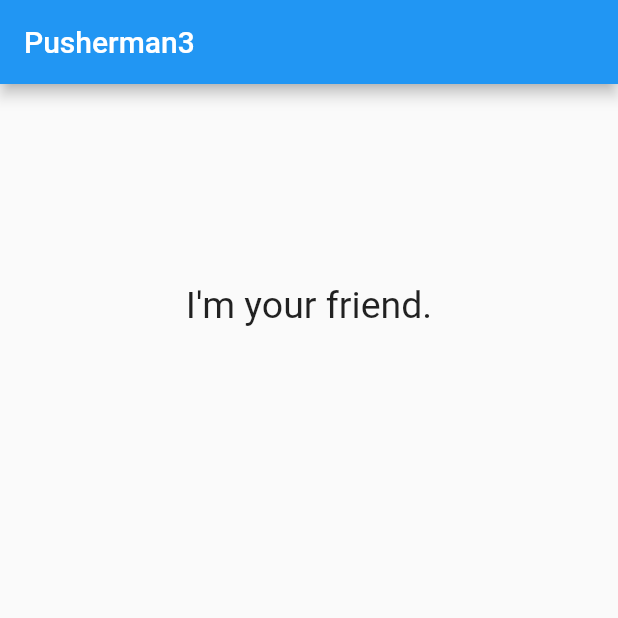
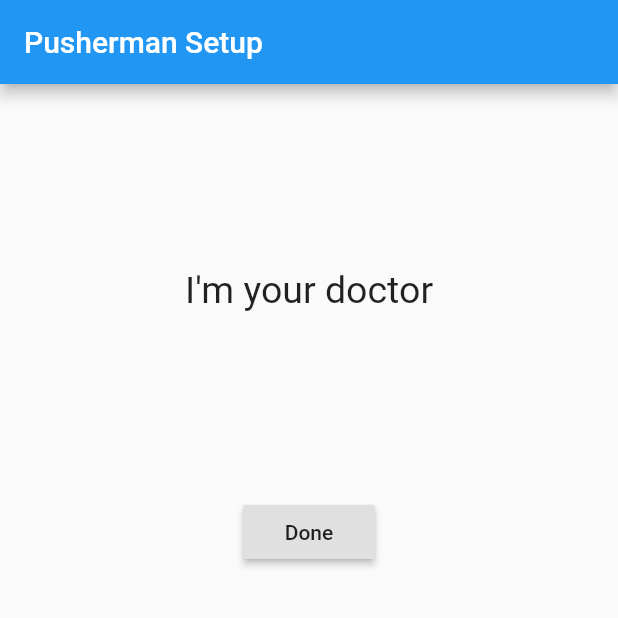
Before and after one commit to wltiii/pusherman, a Flutter app: the screen it shows after launch, on a phone screen of 412 x 824 dp, the top half of it. Run offline on Flutter 3.47's test engine with Material 2 defaults, Android fonts, the phone set to English and light mode, and no system bars; our stand-ins replace bloc, dartz, data_connection_checker, equatable, flutter_bloc, get_it and 1 more.

Commit message:
added route_generator and stubbed initial setup page

```diff
--- a/lib/features/schedule/presentation/pages/dependent_pill_boxes_page.dart
+++ b/lib/features/schedule/presentation/pages/dependent_pill_boxes_page.dart
@@ -2,6 +2,8 @@ import 'package:data_connection_checker/data_connection_checker.dart';
 import 'package:flutter/cupertino.dart';
 import 'package:flutter/material.dart';
 import 'package:flutter_bloc/flutter_bloc.dart';
+import 'package:pusherman/features/schedule/domain/entities/pill_box_set.dart';
+import 'package:pusherman/features/schedule/presentation/widgets/app_controls.dart';
 
 import 'package:pusherman/service_locator.dart';
 import 'package:pusherman/features/schedule/presentation/bloc/pill_box_set_bloc.dart';
@@ -19,10 +21,10 @@ class DependentPillBoxesPage extends StatelessWidget {
         // the App.build method, and use it to set our appbar title.
         title: Text('Pusherman3'),
       ),
-      body: SingleChildScrollView(
-          child: buildPillBoxSetBody(context)
-      ),
-      // body: buildPillBoxSetBody(context)
+      // body: SingleChildScrollView(
+      //     child: buildPillBoxSetBody(context)
+      // ),
+      body: buildPillBoxSetBody(context)
       // body: Text('body is here')
     );
   }
@@ -41,6 +43,11 @@ class DependentPillBoxesPage extends StatelessWidget {
                   // TODO do not case like this!
                   if (state is PillBoxSetEmpty) {
                     return MessageWidget(message: "I'm your friend.");
+                    // return PillBoxesSetWidget(
+                    //     key: Key('PillBoxesSetWidget'),
+                    //     pillBoxSet: PillBoxSet(dependent: '', caretakers: [''], pillBoxes: [])
+                    // );
+
                   }
                   else if (state is PillBoxSetLoading) {
                     //return SpinnerWidget();
@@ -65,7 +72,11 @@ class DependentPillBoxesPage extends StatelessWidget {
                   }
                 }
               ),
-
+                // AppControls()
+              PillBoxesSetWidget(
+                  key: Key('PillBoxesSetWidget'),
+                  pillBoxSet: PillBoxSet(dependent: '', caretakers: [''], pillBoxes: [])
+              )
             ]
           ),
         )
@@ -76,7 +87,7 @@ class DependentPillBoxesPage extends StatelessWidget {
     );
   }
 
-  MessageWidget buildMessageWidget() => MessageWidget(key: Key('message-widget'), message: 'initial view');
+  // MessageWidget buildMessageWidget() => MessageWidget(key: Key('message-widget'), message: 'initial view');
   // DependentPillBoxesPage({Key key, this.title}) : super(key: key);
 
   // final String title;
--- /dev/null
+++ b/lib/features/schedule/presentation/pages/initial_setup_page.dart
@@ -0,0 +1,44 @@
+import 'package:flutter/cupertino.dart';
+import 'package:flutter/material.dart';
+import 'package:pusherman/features/schedule/presentation/widgets/message_widget.dart';
+
+class InitialSetupPage extends StatelessWidget {
+  @override
+  Widget build(BuildContext context) {
+    return Scaffold(
+      appBar: AppBar(
+        leading: null,
+        automaticallyImplyLeading: false, // TODO: after setting up caregiver, should be able to navigate back to previous view
+        title: Text('Pusherman Setup'),
+      ),
+      body: Center(
+        // height: MediaQuery.of(context).size.height / 3,
+        child: Column(
+          children: [
+            MessageWidget(
+                key: Key('initial-doctor'),
+                message: "I'm your doctor",
+            ),
+            // MessageWidget(
+            //   key: Key('initial-pusherman'),
+            //   message: "I'm your pusherman",
+            // ),
+            RaisedButton(
+              child: Text('Done'),
+              onPressed: () {
+                Navigator.of(context).pushNamedAndRemoveUntil(
+                    '/',
+                    (route) => false,
+                );
+                // Navigator.of(context).pushReplacementNamed(
+                //   '/',
+                //   arguments: 'Hello from the first page!',
+                // );
+              },
+            )
+          ]
+        ),
+      )
+    );
+  }
+}
--- a/lib/main.dart
+++ b/lib/main.dart
@@ -1,4 +1,5 @@
 import 'package:flutter/material.dart';
+import 'package:pusherman/route_generator.dart';
 
 import 'features/schedule/presentation/pages/dependent_pill_boxes_page.dart';
 import 'service_locator.dart' as di;
@@ -14,13 +15,19 @@ class MyApp extends StatelessWidget {
   @override
   Widget build(BuildContext context) {
     return MaterialApp(
-      title: 'Pusherman2',
+      title: "Pusherman - I'm Your Doctor",
       theme: ThemeData(
         primarySwatch: Colors.blue,
         accentColor: Colors.blueGrey,
         visualDensity: VisualDensity.adaptivePlatformDensity,
       ),
-      home: DependentPillBoxesPage(),
+      initialRoute: isSetupComplete() ? '/' : '/setup',
+      // home: DependentPillBoxesPage(),
+      onGenerateRoute: RouteGenerator.generateRoute,
     );
   }
+
+  bool isSetupComplete() {
+    return false;
+  }
 }
--- /dev/null
+++ b/lib/route_generator.dart
@@ -0,0 +1,34 @@
+import 'package:flutter/material.dart';
+
+import 'features/schedule/presentation/pages/dependent_pill_boxes_page.dart';
+import 'features/schedule/presentation/pages/initial_setup_page.dart';
+
+class RouteGenerator {
+  static Route<dynamic> generateRoute(RouteSettings settings) {
+    // Getting arguments passed in while calling Navigator.pushNamed
+    final args = settings.arguments;
+
+    switch (settings.name) {
+      case '/':
+        return MaterialPageRoute(builder: (_) => DependentPillBoxesPage());
+      case '/setup':
+        return MaterialPageRoute( builder: (_) => InitialSetupPage() );
+      default:
+      // If there is no such named route in the switch statement, e.g. /third
+        return _errorRoute();
+    }
+  }
+
+  static Route<dynamic> _errorRoute() {
+    return MaterialPageRoute(builder: (_) {
+      return Scaffold(
+        appBar: AppBar(
+          title: Text('Error'),
+        ),
+        body: Center(
+          child: Text('ERROR'),
+        ),
+      );
+    });
+  }
+}
```
Also changed, not shown: lib/features/schedule/presentation/widgets/app_controls.dart (+43 -27 lines), lib/features/schedule/presentation/widgets/pill_box_set_widget.dart (+9 -9 lines).
